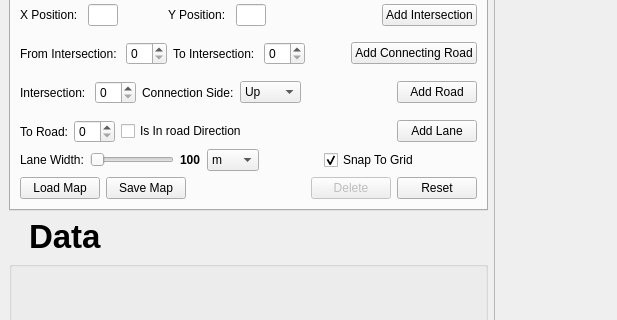
This is src/UI/mainwindow.ui in samuelarbibe/ai-tms as Qt 5 draws it before an edit; both pictures show x 0 to 617 and y 91 to 411 of the 1187 by 653 pixel window. The edited form follows.
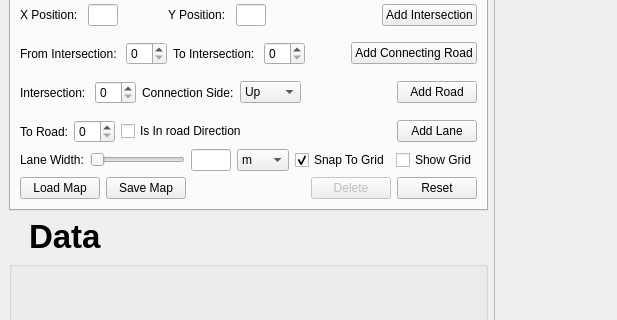
This is the edited form.

The edit to the form file:
```diff
--- a/src/UI/mainwindow.ui
+++ b/src/UI/mainwindow.ui
@@ -364,22 +364,31 @@
                  </widget>
                 </item>
                 <item>
-                 <widget class="QSlider" name="horizontalSlider">
+                 <widget class="QSlider" name="LaneWidthSlider">
+                  <property name="maximum">
+                   <number>300</number>
+                  </property>
+                  <property name="singleStep">
+                   <number>10</number>
+                  </property>
                   <property name="orientation">
                    <enum>Qt::Horizontal</enum>
                   </property>
                  </widget>
                 </item>
                 <item>
-                 <widget class="QLabel" name="LaneWidthLabel">
-                  <property name="font">
-                   <font>
-                    <weight>75</weight>
-                    <bold>true</bold>
-                   </font>
+                 <widget class="QLineEdit" name="LaneWidthValueEdit">
+                  <property name="sizePolicy">
+                   <sizepolicy hsizetype="Preferred" vsizetype="Fixed">
+                    <horstretch>0</horstretch>
+                    <verstretch>0</verstretch>
+                   </sizepolicy>
                   </property>
-                  <property name="text">
-                   <string>100</string>
+                  <property name="maximumSize">
+                   <size>
+                    <width>40</width>
+                    <height>16777215</height>
+                   </size>
                   </property>
                  </widget>
                 </item>
@@ -412,19 +421,6 @@
                   </item>
                  </widget>
                 </item>
-                <item>
-                 <spacer name="horizontalSpacer_9">
-                  <property name="orientation">
-                   <enum>Qt::Horizontal</enum>
-                  </property>
-                  <property name="sizeHint" stdset="0">
-                   <size>
-                    <width>40</width>
-                    <height>20</height>
-                   </size>
-                  </property>
-                 </spacer>
-                </item>
                 <item>
                  <widget class="QCheckBox" name="SnapToGridCheckBox">
                   <property name="text">
@@ -436,17 +432,20 @@
                  </widget>
                 </item>
                 <item>
-                 <spacer name="horizontalSpacer_14">
-                  <property name="orientation">
-                   <enum>Qt::Horizontal</enum>
+                 <widget class="QCheckBox" name="ShowGridCheckBox">
+                  <property name="enabled">
+                   <bool>true</bool>
                   </property>
-                  <property name="sizeHint" stdset="0">
-                   <size>
-                    <width>40</width>
-                    <height>20</height>
-                   </size>
+                  <property name="text">
+                   <string>Show Grid</string>
                   </property>
-                 </spacer>
+                  <property name="checkable">
+                   <bool>true</bool>
+                  </property>
+                  <property name="checked">
+                   <bool>false</bool>
+                  </property>
+                 </widget>
                 </item>
                </layout>
               </item>
```
Left out of the diff: 13 changed lines with no effect on the pictures.
